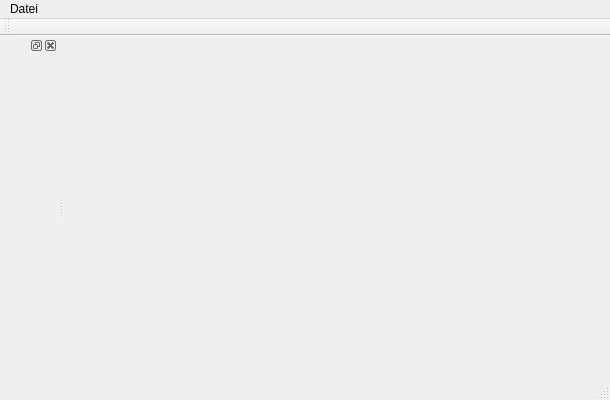
Above: src/miomain.ui from dehnhardt/iconnconfig before the change. Below: the same form after it.
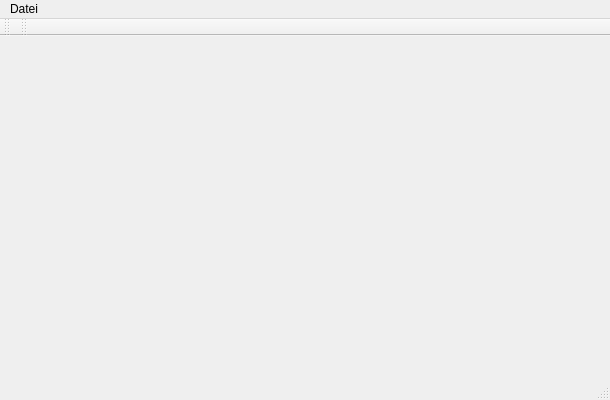
That is the form after the change.

Commit message: decided to use dock widget layout as the main layout

```diff
--- a/src/miomain.ui
+++ b/src/miomain.ui
@@ -53,11 +53,16 @@
    </attribute>
   </widget>
   <widget class="QStatusBar" name="statusBar"/>
-  <widget class="QDockWidget" name="deviceDocker">
-   <attribute name="dockWidgetArea">
-    <number>1</number>
+  <widget class="QToolBar" name="toolBar">
+   <property name="windowTitle">
+    <string>toolBar</string>
+   </property>
+   <attribute name="toolBarArea">
+    <enum>TopToolBarArea</enum>
    </attribute>
-   <widget class="QWidget" name="dockWidgetContents"/>
+   <attribute name="toolBarBreak">
+    <bool>false</bool>
+   </attribute>
   </widget>
   <action name="actionQuit">
    <property name="text">
```
Left out of the diff: 3 changed lines with no effect on the pictures. The commit also changes 5 other files.
